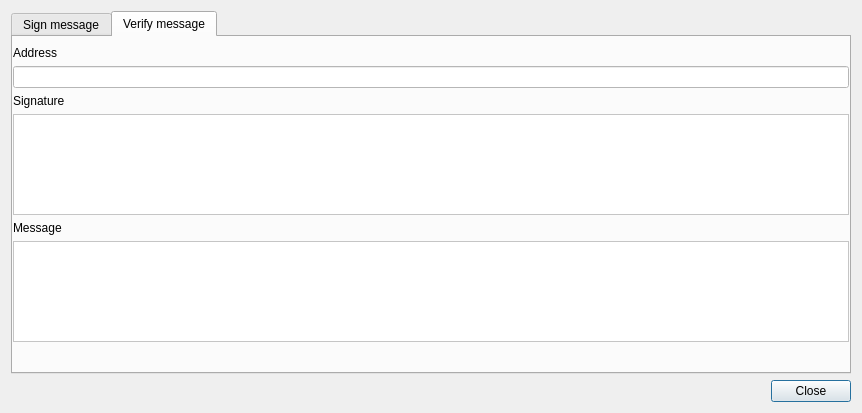
seredat/karbowanecwallet, file src/gui/ui/signmessagedialog.ui: the form before one commit.
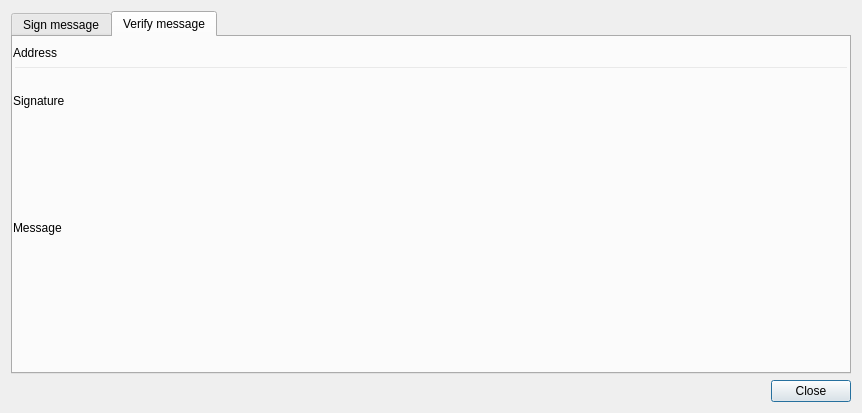
The form after the commit. The open tabs and pages were chosen to show the change. Icons and pictures are not drawn.

Commit message: Fix white inputs bg color in sing/verify dialog

Diff of the .ui file:
```diff
--- a/src/gui/ui/signmessagedialog.ui
+++ b/src/gui/ui/signmessagedialog.ui
@@ -202,7 +202,7 @@
          <item>
           <widget class="QLineEdit" name="m_addressEdit">
            <property name="styleSheet">
-            <string notr="true">background-color: white;</string>
+            <string notr="true"/>
            </property>
           </widget>
          </item>
@@ -222,7 +222,10 @@
             </size>
            </property>
            <property name="styleSheet">
-            <string notr="true">background-color: white;</string>
+            <string notr="true"/>
+           </property>
+           <property name="acceptRichText">
+            <bool>false</bool>
            </property>
           </widget>
          </item>
@@ -242,7 +245,10 @@
             </size>
            </property>
            <property name="styleSheet">
-            <string notr="true">background-color: white;</string>
+            <string notr="true"/>
+           </property>
+           <property name="acceptRichText">
+            <bool>false</bool>
            </property>
           </widget>
          </item>
```
Left out of the diff: 12 changed lines with no effect on the pictures.
